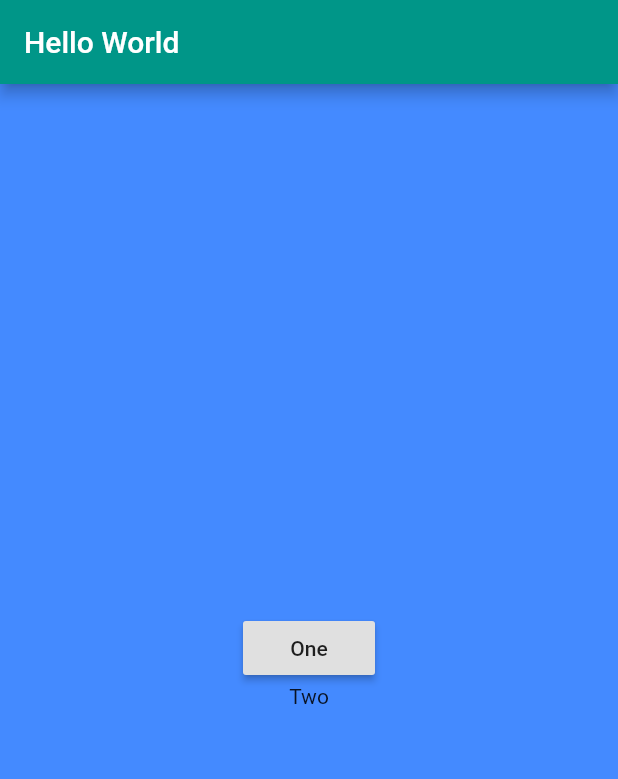
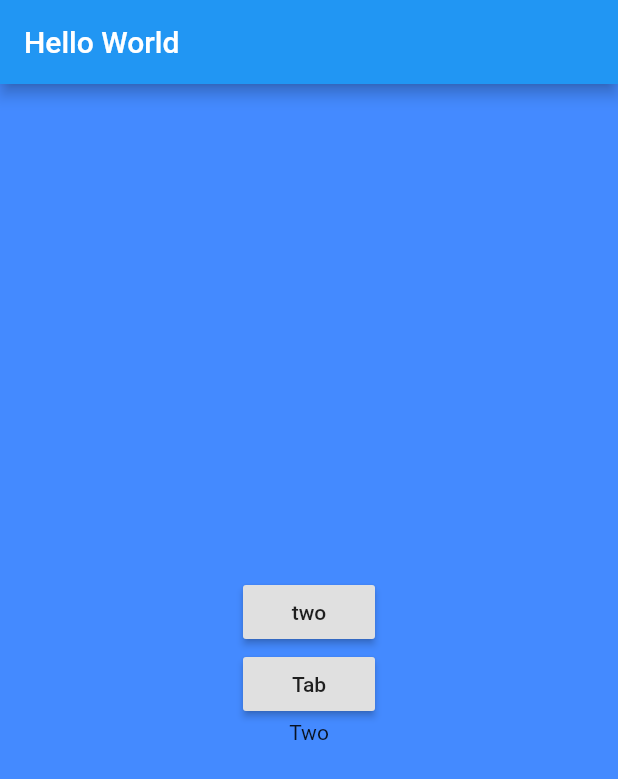
Before and after one commit to Aum2010/Dart_Lec4, a Flutter app: the screen it shows after launch, on a phone screen of 412 x 824 dp. Shown: the top 779 px of the screen. Run offline on Flutter 3.47's test engine with Material 2 defaults, Android fonts, the phone set to English and light mode, and no system bars.

Commit message:
After 6.1

```diff
--- a/lib/main.dart
+++ b/lib/main.dart
@@ -1,19 +1,62 @@
 import 'package:flutter/material.dart';
+import 'package:demo3/simpletab.dart';
 
 void main() => runApp(MyApp());
-
+//------------------------------------------------
 class MyApp extends StatelessWidget {
   // This widget is the root of your application.
   @override
   Widget build(BuildContext context) {
-    return MaterialApp(
-      title: 'Flutter Demo',
-      debugShowCheckedModeBanner: false,
-      theme: ThemeData(primarySwatch: Colors.teal),
-      home: MyHomePage(),
+
+    // return MaterialApp(
+    //   title: 'Flutter Demo',
+    //   debugShowCheckedModeBanner: false,
+    //   theme: ThemeData(primarySwatch: Colors.teal),
+    //   home: //MyHomePage(),
+    //   TabBarDemo(), //-------------<--------
+    // );
+
+    //-------------7-1-------
+    return MaterialApp(initialRoute: '/'
+    , routes: {
+        '/' : (context) => MyHomePage(),
+        '/second' : (context) => SecondScreenState(),
+        '/tab' : (context) =>  Simpletab()
+    },
+
+
+
+
+
     );
+
   }
 }
+//-------------------------------------------------
+
+
+//-------------------------------------
+
+class SecondScreenState extends StatefulWidget {
+  @override
+  _SecondScreenStateState createState() => _SecondScreenStateState();
+}
+
+class _SecondScreenStateState extends State<SecondScreenState> {
+  @override
+  Widget build(BuildContext context) {
+    return Scaffold(
+      appBar: AppBar(
+        title: Text('Second Page'),
+        ),
+      body: RaisedButton(child: Text('one'),
+          onPressed: () => {Navigator.pop(context)},
+        )
+      );
+  }
+}
+
+//-------------------------------------
 
 class GreenFog extends StatelessWidget {
   @override
@@ -45,11 +88,15 @@ class MyHomePage extends StatelessWidget {
         Column(mainAxisAlignment: MainAxisAlignment.center,
         children: <Widget>[
           RaisedButton(
-            child: Text('One'),
-            onPressed: () => print('One Click'),
-
+            child: Text('two'),
+            //onPressed: () => Navigator.pushNamed(context, '/second'),
+            onPressed: () => Navigator.pushNamed(context, '/second'),
           ),
-          Text('Two')
+          RaisedButton(
+            child: Text('Tab'),
+            onPressed: () => Navigator.pushNamed(context, '/tab'),
+            )
+          ,Text('Two')
         ],
         )
         ],),
@@ -80,11 +127,32 @@ class _YelloBirdState extends State<YelloBird> {
   }
 }
 
+
+/*
 class TabBarDemo extends StatelessWidget {
   @override
   Widget build(BuildContext context) {
-    return Container(
-
+    return MaterialApp(
+      home: DefaultTabController(
+        length: 3,
+        child: Scaffold(appBar: AppBar(
+          bottom: TabBar(
+            tabs: [
+              Tab(icon: Icon(Icons.directions_car),),
+              Tab(icon: Icon(Icons.directions_transit),),
+              Tab(icon: Icon(Icons.directions_bike),)
+            ],),
+            title: Text('Tab Demo'),
+          ),
+          body: TabBarView(children: <Widget>[
+              Icon(Icons.directions_car),
+              Icon(Icons.directions_transit),
+              Icon(Icons.directions_bike)
+          ],),
+        ),
+      )
     );
   }
 }
+
+*/
--- /dev/null
+++ b/lib/simpletab.dart
@@ -0,0 +1,29 @@
+
+import 'package:flutter/material.dart';
+
+
+class Simpletab extends StatelessWidget {
+  @override
+  Widget build(BuildContext context) {
+    return MaterialApp(
+      home: DefaultTabController(
+        length: 3,
+        child: Scaffold(appBar: AppBar(
+          bottom: TabBar(
+            tabs: [
+              Tab(icon: Icon(Icons.directions_car),),
+              Tab(icon: Icon(Icons.directions_transit),),
+              Tab(icon: Icon(Icons.directions_bike),)
+            ],),
+            title: Text('Tab Demo'),
+          ),
+          body: TabBarView(children: <Widget>[
+              Icon(Icons.directions_car),
+              Icon(Icons.directions_transit),
+              Icon(Icons.directions_bike)
+          ],),
+        ),
+      )
+    );
+  }
+}
```
